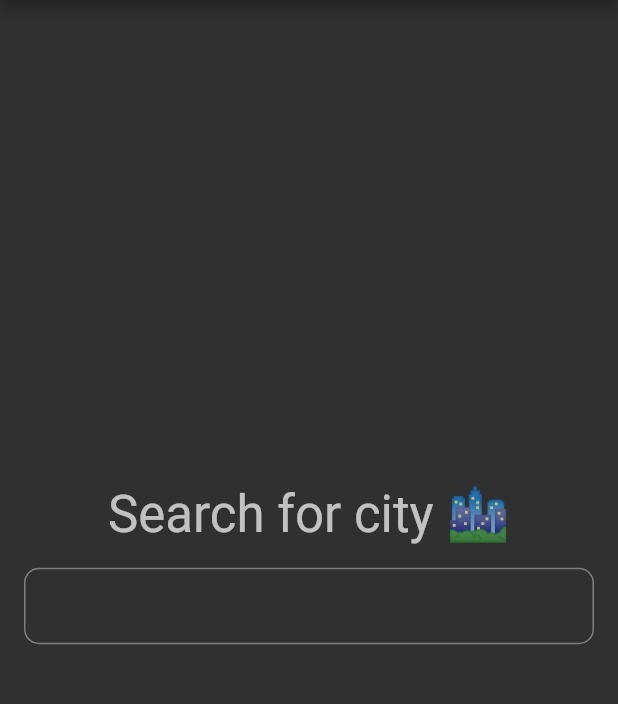
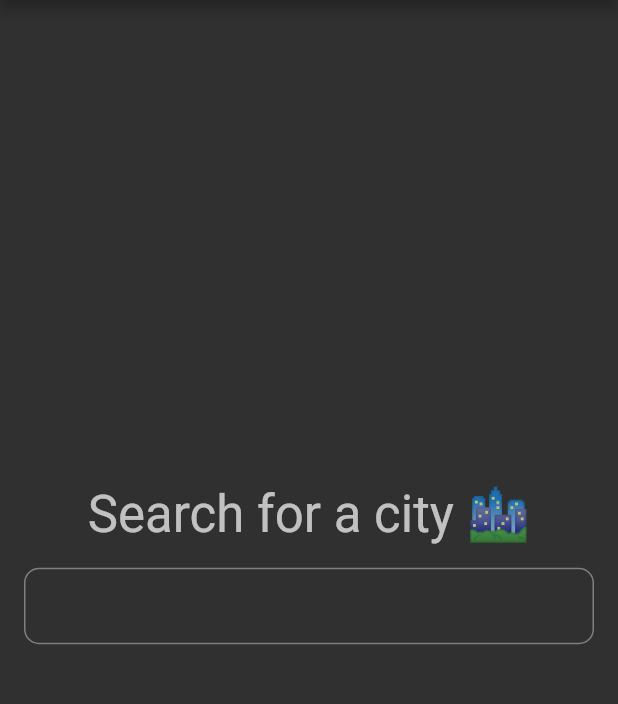
Before and after one commit to resultanyildizi/weather-app, a Flutter app: the screen it shows after launch, on a phone screen of 412 x 824 dp, the part 84-788 px from its top. Run offline on Flutter 3.47's test engine with Material 2 defaults, Android fonts, the phone set to English and light mode, and no system bars; our stand-ins replace bloc, dartz, equatable, flutter_bloc.

Commit message:
Update :white_check_mark:

```diff
--- a/lib/presentation/weather/weather_page.dart
+++ b/lib/presentation/weather/weather_page.dart
@@ -108,7 +108,7 @@ class WeatherPage extends StatelessWidget {
       crossAxisAlignment: CrossAxisAlignment.center,
       children: [
         Text(
-          'Search for city 🏙',
+          'Search for a city 🏙',
           style: Theme.of(context).textTheme.headline4,
         ),
         Form(
```
